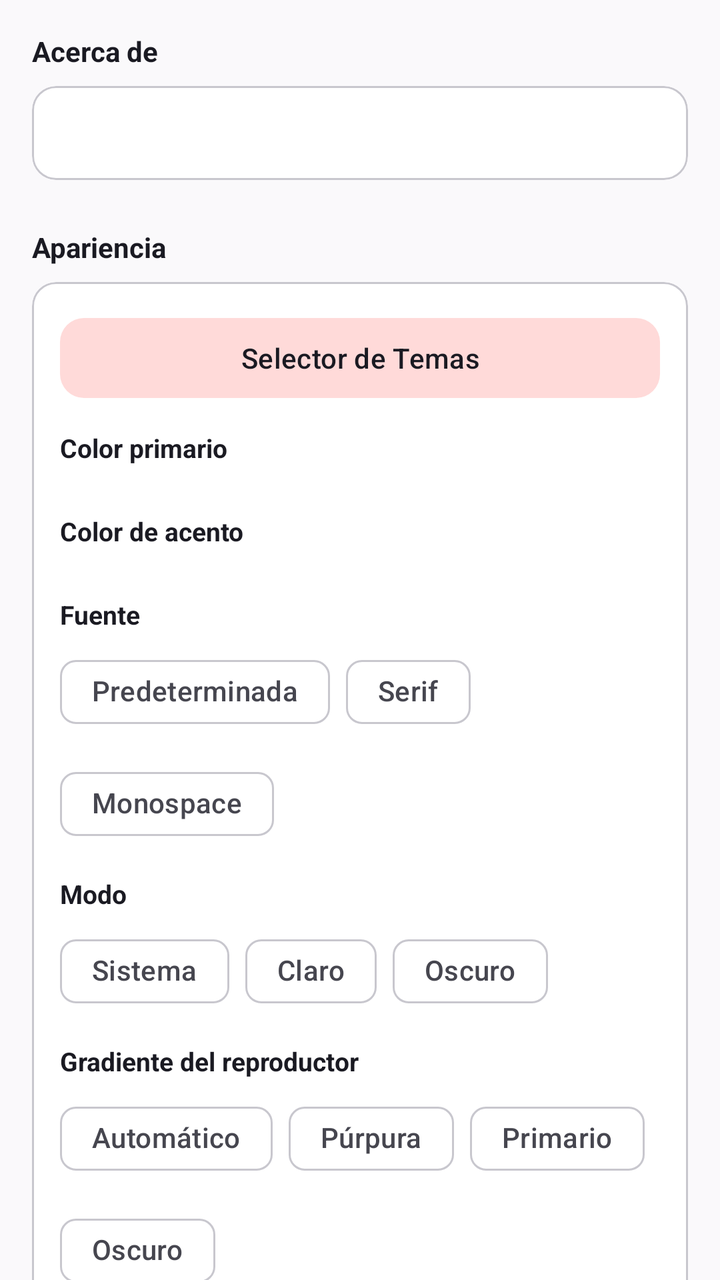
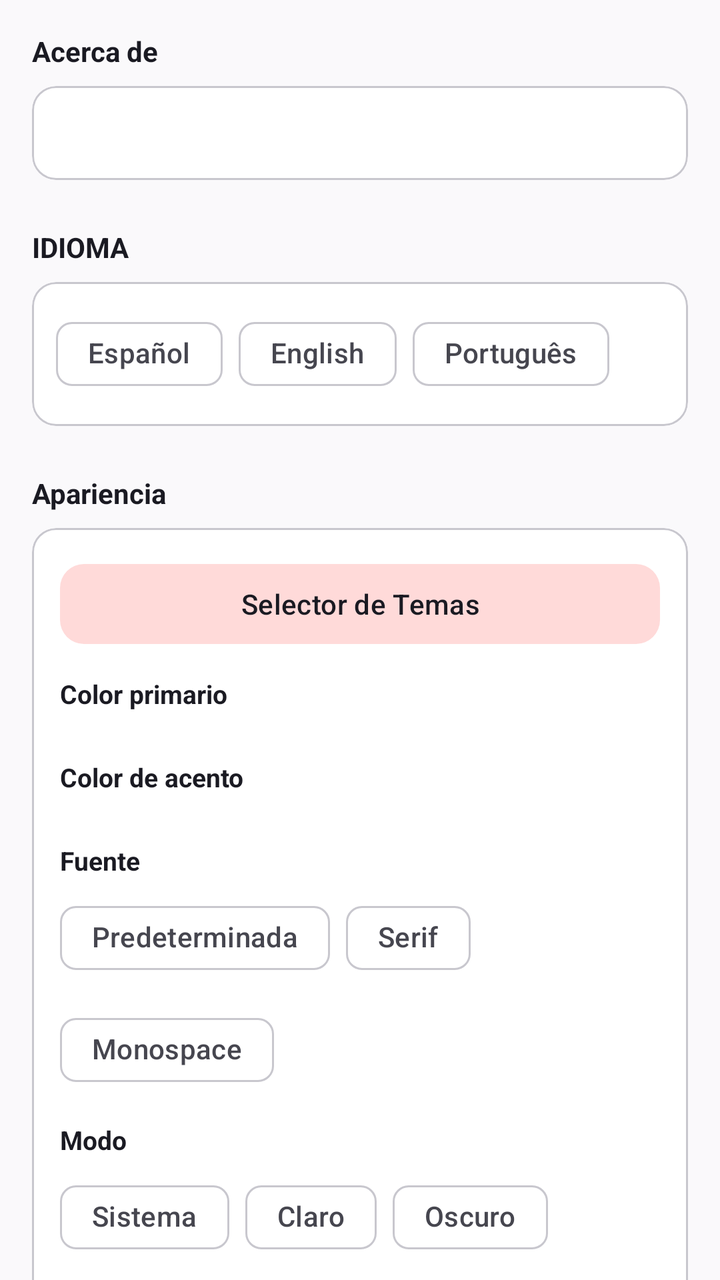

Screens rendered from an Android XML layout before and after an edit, with the pre-edit source and the edit as a unified diff.
<!-- AndroidManifest.xml: application theme Theme.MusicDownloader -->
<!-- res/layout/fragment_settings.xml -->
<?xml version="1.0" encoding="utf-8"?>
<androidx.core.widget.NestedScrollView xmlns:android="http://schemas.android.com/apk/res/android"
    xmlns:app="http://schemas.android.com/apk/res-auto"
    android:layout_width="match_parent"
    android:layout_height="match_parent"
    android:background="@color/background"
    android:padding="16dp"
    android:clipToPadding="false"
    android:fillViewport="true">

    <LinearLayout
        android:layout_width="match_parent"
        android:layout_height="wrap_content"
        android:orientation="vertical"
        android:paddingBottom="32dp">

        
        <TextView
            android:layout_width="match_parent"
            android:layout_height="wrap_content"
            android:text="@string/settings_section_about"
            android:textColor="@color/on_surface"
            android:textSize="14sp"
            android:textStyle="bold"
            android:layout_marginBottom="8dp" />

        <com.google.android.material.card.MaterialCardView
            android:layout_width="match_parent"
            android:layout_height="wrap_content"
            app:cardBackgroundColor="@color/surface"
            app:cardCornerRadius="12dp"
            app:cardElevation="0dp"
            app:strokeColor="@color/outline"
            app:strokeWidth="1dp">

            <TextView
                android:id="@+id/tv_about_version"
                android:layout_width="match_parent"
                android:layout_height="wrap_content"
                android:padding="14dp"
                android:textColor="@color/on_surface"
                android:textSize="14sp" />

        </com.google.android.material.card.MaterialCardView>

        
        <TextView
            android:layout_width="match_parent"
            android:layout_height="wrap_content"
            android:layout_marginTop="24dp"
            android:text="@string/settings_section_appearance"
            android:textColor="@color/on_surface"
            android:textSize="14sp"
            android:textStyle="bold"
            android:layout_marginBottom="8dp" />

        <com.google.android.material.card.MaterialCardView
            android:layout_width="match_parent"
            android:layout_height="wrap_content"
            app:cardBackgroundColor="@color/surface"
            app:cardCornerRadius="12dp"
            app:cardElevation="0dp"
            app:strokeColor="@color/outline"
            app:strokeWidth="1dp">

            <LinearLayout
                android:layout_width="match_parent"
                android:layout_height="wrap_content"
                android:orientation="vertical"
                android:padding="14dp">

                
                <com.google.android.material.button.MaterialButton
                    android:id="@+id/btn_select_theme"
                    style="@style/Widget.Material3.Button.TonalButton"
                    android:layout_width="match_parent"
                    android:layout_height="wrap_content"
                    android:text="@string/select_theme_button"
                    android:textColor="@color/on_surface"
                    app:cornerRadius="12dp"
                    android:layout_marginBottom="12dp" />

                
                <TextView
                    android:layout_width="match_parent"
                    android:layout_height="wrap_content"
                    android:text="@string/settings_primary_color"
                    android:textColor="@color/on_surface"
                    android:textSize="13sp"
                    android:textStyle="bold" />

                <androidx.recyclerview.widget.RecyclerView
                    android:id="@+id/rv_primary_colors"
                    android:layout_width="match_parent"
                    android:layout_height="wrap_content"
                    android:layout_marginTop="8dp"
                    android:clipToPadding="false"
                    android:nestedScrollingEnabled="false"
                    android:overScrollMode="never"
                    android:scrollbars="none" />

                
                <TextView
                    android:layout_width="match_parent"
                    android:layout_height="wrap_content"
                    android:layout_marginTop="16dp"
                    android:text="@string/settings_accent_color"
                    android:textColor="@color/on_surface"
                    android:textSize="13sp"
                    android:textStyle="bold" />

                <androidx.recyclerview.widget.RecyclerView
                    android:id="@+id/rv_accent_colors"
                    android:layout_width="match_parent"
                    android:layout_height="wrap_content"
                    android:layout_marginTop="8dp"
                    android:clipToPadding="false"
                    android:nestedScrollingEnabled="false"
                    android:overScrollMode="never"
                    android:scrollbars="none" />

                
                <TextView
                    android:layout_width="match_parent"
                    android:layout_height="wrap_content"
                    android:layout_marginTop="16dp"
                    android:text="@string/settings_font"
                    android:textColor="@color/on_surface"
                    android:textSize="13sp"
                    android:textStyle="bold" />

                <com.google.android.material.chip.ChipGroup
                    android:id="@+id/chip_group_font"
                    android:layout_width="match_parent"
                    android:layout_height="wrap_content"
                    android:layout_marginTop="6dp"
                    app:singleSelection="true"
                    app:selectionRequired="true">

                    <com.google.android.material.chip.Chip
                        android:id="@+id/chip_font_default"
                        style="@style/Widget.Material3.Chip.Filter"
                        android:layout_width="wrap_content"
                        android:layout_height="wrap_content"
                        android:text="@string/settings_font_default" />

                    <com.google.android.material.chip.Chip
                        android:id="@+id/chip_font_serif"
                        style="@style/Widget.Material3.Chip.Filter"
                        android:layout_width="wrap_content"
                        android:layout_height="wrap_content"
                        android:text="@string/settings_font_serif" />

                    <com.google.android.material.chip.Chip
                        android:id="@+id/chip_font_monospace"
                        style="@style/Widget.Material3.Chip.Filter"
                        android:layout_width="wrap_content"
                        android:layout_height="wrap_content"
                        android:text="@string/settings_font_monospace" />

                </com.google.android.material.chip.ChipGroup>

                
                <TextView
                    android:layout_width="match_parent"
                    android:layout_height="wrap_content"
                    android:layout_marginTop="12dp"
                    android:text="@string/settings_night_mode"
                    android:textColor="@color/on_surface"
                    android:textSize="13sp"
                    android:textStyle="bold" />

                <com.google.android.material.chip.ChipGroup
                    android:id="@+id/chip_group_night"
                    android:layout_width="match_parent"
                    android:layout_height="wrap_content"
                    android:layout_marginTop="6dp"
                    app:singleSelection="true"
                    app:selectionRequired="true">

                    <com.google.android.material.chip.Chip
                        android:id="@+id/chip_night_system"
                        style="@style/Widget.Material3.Chip.Filter"
                        android:layout_width="wrap_content"
                        android:layout_height="wrap_content"
                        android:text="@string/settings_night_system" />

                    <com.google.android.material.chip.Chip
                        android:id="@+id/chip_night_light"
                        style="@style/Widget.Material3.Chip.Filter"
                        android:layout_width="wrap_content"
                        android:layout_height="wrap_content"
                        android:text="@string/settings_night_light" />

                    <com.google.android.material.chip.Chip
                        android:id="@+id/chip_night_dark"
                        style="@style/Widget.Material3.Chip.Filter"
                        android:layout_width="wrap_content"
                        android:layout_height="wrap_content"
                        android:text="@string/settings_night_dark" />

                </com.google.android.material.chip.ChipGroup>

                
                <TextView
                    android:layout_width="match_parent"
                    android:layout_height="wrap_content"
                    android:layout_marginTop="12dp"
                    android:text="@string/settings_gradient"
                    android:textColor="@color/on_surface"
                    android:textSize="13sp"
                    android:textStyle="bold" />

                <com.google.android.material.chip.ChipGroup
                    android:id="@+id/chip_group_gradient"
                    android:layout_width="match_parent"
                    android:layout_height="wrap_content"
                    android:layout_marginTop="6dp"
                    app:singleSelection="true"
                    app:selectionRequired="true">

                    <com.google.android.material.chip.Chip
                        android:id="@+id/chip_gradient_auto"
                        style="@style/Widget.Material3.Chip.Filter"
                        android:layout_width="wrap_content"
                        android:layout_height="wrap_content"
                        android:text="@string/settings_gradient_auto" />

                    <com.google.android.material.chip.Chip
                        android:id="@+id/chip_gradient_static"
                        style="@style/Widget.Material3.Chip.Filter"
                        android:layout_width="wrap_content"
                        android:layout_height="wrap_content"
                        android:text="@string/settings_gradient_static" />

                    <com.google.android.material.chip.Chip
                        android:id="@+id/chip_gradient_primary"
                        style="@style/Widget.Material3.Chip.Filter"
                        android:layout_width="wrap_content"
                        android:layout_height="wrap_content"
                        android:text="@string/settings_gradient_primary" />

                    <com.google.android.material.chip.Chip
                        android:id="@+id/chip_gradient_dark"
                        style="@style/Widget.Material3.Chip.Filter"
                        android:layout_width="wrap_content"
                        android:layout_height="wrap_content"
                        android:text="@string/settings_gradient_dark" />

                </com.google.android.material.chip.ChipGroup>

            </LinearLayout>
        </com.google.android.material.card.MaterialCardView>

        
        <TextView
            android:layout_width="match_parent"
            android:layout_height="wrap_content"
            android:layout_marginTop="24dp"
            android:text="@string/settings_section_player"
            android:textColor="@color/on_surface"
            android:textSize="14sp"
            android:textStyle="bold"
            android:layout_marginBottom="8dp" />

        <com.google.android.material.card.MaterialCardView
            android:layout_width="match_parent"
            android:layout_height="wrap_content"
            app:cardBackgroundColor="@color/surface"
            app:cardCornerRadius="12dp"
            app:cardElevation="0dp"
            app:strokeColor="@color/outline"
            app:strokeWidth="1dp">

            <LinearLayout
                android:layout_width="match_parent"
                android:layout_height="wrap_content"
                android:orientation="vertical"
                android:padding="14dp">

                
                <TextView
                    android:layout_width="match_parent"
                    android:layout_height="wrap_content"
                    android:text="@string/settings_player_layout"
                    android:textColor="@color/on_surface"
                    android:textSize="13sp"
                    android:textStyle="bold" />

                <com.google.android.material.chip.ChipGroup
                    android:id="@+id/chip_group_player_layout"
                    android:layout_width="match_parent"
                    android:layout_height="wrap_content"
                    android:layout_marginTop="6dp"
                    app:singleSelection="true"
                    app:selectionRequired="true">

                    <com.google.android.material.chip.Chip
                        android:id="@+id/chip_layout_classic"
                        style="@style/Widget.Material3.Chip.Filter"
                        android:layout_width="wrap_content"
                        android:layout_height="wrap_content"
                        android:text="@string/settings_player_layout_classic" />

                    <com.google.android.material.chip.Chip
                        android:id="@+id/chip_layout_compact"
                        style="@style/Widget.Material3.Chip.Filter"
                        android:layout_width="wrap_content"
                        android:layout_height="wrap_content"
                        android:text="@string/settings_player_layout_compact" />

                    <com.google.android.material.chip.Chip
                        android:id="@+id/chip_layout_vinyl"
                        style="@style/Widget.Material3.Chip.Filter"
                        android:layout_width="wrap_content"
                        android:layout_height="wrap_content"
                        android:text="@string/settings_player_layout_vinyl" />

                </com.google.android.material.chip.ChipGroup>

                
                <TextView
                    android:layout_width="match_parent"
                    android:layout_height="wrap_content"
                    android:layout_marginTop="12dp"
                    android:text="@string/settings_icon_pack"
                    android:textColor="@color/on_surface"
                    android:textSize="13sp"
                    android:textStyle="bold" />

                <com.google.android.material.chip.ChipGroup
                    android:id="@+id/chip_group_icon_pack"
                    android:layout_width="match_parent"
                    android:layout_height="wrap_content"
                    android:layout_marginTop="6dp"
                    app:singleSelection="true"
                    app:selectionRequired="true">

                    <com.google.android.material.chip.Chip
                        android:id="@+id/chip_icon_material"
                        style="@style/Widget.Material3.Chip.Filter"
                        android:layout_width="wrap_content"
                        android:layout_height="wrap_content"
                        android:text="@string/settings_icon_pack_default" />

                    <com.google.android.material.chip.Chip
                        android:id="@+id/chip_icon_outline"
                        style="@style/Widget.Material3.Chip.Filter"
                        android:layout_width="wrap_content"
                        android:layout_height="wrap_content"
                        android:text="@string/settings_icon_pack_outline" />

                    <com.google.android.material.chip.Chip
                        android:id="@+id/chip_icon_filled"
                        style="@style/Widget.Material3.Chip.Filter"
                        android:layout_width="wrap_content"
                        android:layout_height="wrap_content"
                        android:text="@string/settings_icon_pack_filled" />

                    <com.google.android.material.chip.Chip
                        android:id="@+id/chip_icon_minimal"
                        style="@style/Widget.Material3.Chip.Filter"
                        android:layout_width="wrap_content"
                        android:layout_height="wrap_content"
                        android:text="@string/settings_icon_pack_mainstage" />

                    <com.google.android.material.chip.Chip
                        android:id="@+id/chip_icon_bold"
                        style="@style/Widget.Material3.Chip.Filter"
                        android:layout_width="wrap_content"
                        android:layout_height="wrap_content"
                        android:text="@string/settings_icon_pack_darknova" />

                    <com.google.android.material.chip.Chip
                        android:id="@+id/chip_icon_neon"
                        style="@style/Widget.Material3.Chip.Filter"
                        android:layout_width="wrap_content"
                        android:layout_height="wrap_content"
                        android:text="@string/settings_icon_pack_mononoki" />

                    <com.google.android.material.chip.Chip
                        android:id="@+id/chip_icon_boowop"
                        style="@style/Widget.Material3.Chip.Filter"
                        android:layout_width="wrap_content"
                        android:layout_height="wrap_content"
                        android:text="@string/settings_icon_pack_boowop" />

                </com.google.android.material.chip.ChipGroup>

            </LinearLayout>
        </com.google.android.material.card.MaterialCardView>

        
        <TextView
            android:layout_width="match_parent"
            android:layout_height="wrap_content"
            android:layout_marginTop="24dp"
            android:text="@string/settings_section_downloads"
            android:textColor="@color/on_surface"
            android:textSize="14sp"
            android:textStyle="bold"
            android:layout_marginBottom="8dp" />

        <com.google.android.material.card.MaterialCardView
            android:layout_width="match_parent"
            android:layout_height="wrap_content"
            app:cardBackgroundColor="@color/surface"
            app:cardCornerRadius="12dp"
            app:cardElevation="0dp"
            app:strokeColor="@color/outline"
            app:strokeWidth="1dp">

            <LinearLayout
                android:layout_width="match_parent"
                android:layout_height="wrap_content"
                android:orientation="vertical"
                android:padding="14dp">

                <TextView
                    android:layout_width="wrap_content"
                    android:layout_height="wrap_content"
                    android:text="@string/folder_pattern_tokens_title"
                    android:textColor="@color/on_surface"
                    android:textSize="13sp"
                    android:textStyle="bold" />

                <androidx.recyclerview.widget.RecyclerView
                    android:id="@+id/rv_token_bank"
                    android:layout_width="match_parent"
                    android:layout_height="wrap_content"
                    android:layout_marginTop="10dp"
                    android:clipToPadding="false"
                    android:nestedScrollingEnabled="false"
                    android:overScrollMode="never"
                    android:paddingStart="2dp"
                    android:paddingEnd="2dp"
                    android:scrollbars="none" />

                <TextView
                    android:layout_width="wrap_content"
                    android:layout_height="wrap_content"
                    android:layout_marginTop="14dp"
                    android:text="@string/folder_pattern_builder_title"
                    android:textColor="@color/on_surface"
                    android:textSize="13sp"
                    android:textStyle="bold" />

                <com.google.android.material.card.MaterialCardView
                    android:id="@+id/card_pattern_drop"
                    android:layout_width="match_parent"
                    android:layout_height="wrap_content"
                    android:layout_marginTop="8dp"
                    app:cardBackgroundColor="@color/cards"
                    app:cardCornerRadius="10dp"
                    app:cardElevation="0dp"
                    app:strokeColor="@color/outline"
                    app:strokeWidth="1dp">

                    <LinearLayout
                        android:layout_width="match_parent"
                        android:layout_height="wrap_content"
                        android:orientation="vertical"
                        android:padding="10dp">

                        <TextView
                            android:id="@+id/tv_builder_hint"
                            android:layout_width="match_parent"
                            android:layout_height="wrap_content"
                            android:text="@string/folder_pattern_builder_hint"
                            android:textColor="@color/text_secondary"
                            android:textSize="12sp" />

                        <androidx.recyclerview.widget.RecyclerView
                            android:id="@+id/rv_pattern_builder"
                            android:layout_width="match_parent"
                            android:layout_height="wrap_content"
                            android:layout_marginTop="8dp"
                            android:clipToPadding="false"
                            android:nestedScrollingEnabled="false"
                            android:overScrollMode="never"
                            android:scrollbars="none" />

                    </LinearLayout>

                </com.google.android.material.card.MaterialCardView>

                <TextView
                    android:layout_width="wrap_content"
                    android:layout_height="wrap_content"
                    android:layout_marginTop="12dp"
                    android:text="@string/folder_pattern_placeholder_title"
                    android:textColor="@color/on_surface"
                    android:textSize="13sp"
                    android:textStyle="bold" />

                <com.google.android.material.card.MaterialCardView
                    android:layout_width="match_parent"
                    android:layout_height="wrap_content"
                    android:layout_marginTop="6dp"
                    app:cardBackgroundColor="@color/cards"
                    app:cardCornerRadius="10dp"
                    app:cardElevation="0dp"
                    app:strokeColor="@color/outline"
                    app:strokeWidth="1dp">

                    <TextView
                        android:id="@+id/tv_preview"
                        android:layout_width="match_parent"
                        android:layout_height="wrap_content"
                        android:fontFamily="monospace"
                        android:padding="12dp"
                        android:textColor="@color/text_secondary"
                        android:textSize="12sp" />

                </com.google.android.material.card.MaterialCardView>

                <TextView
                    android:layout_width="match_parent"
                    android:layout_height="wrap_content"
                    android:layout_marginTop="10dp"
                    android:text="@string/folder_pattern_placeholders"
                    android:textColor="@color/text_secondary"
                    android:textSize="12sp" />

                <LinearLayout
                    android:layout_width="match_parent"
                    android:layout_height="wrap_content"
                    android:layout_marginTop="14dp"
                    android:orientation="horizontal">

                    <com.google.android.material.button.MaterialButton
                        android:id="@+id/btn_reset"
                        style="@style/Widget.Material3.Button.TextButton"
                        android:layout_width="0dp"
                        android:layout_height="wrap_content"
                        android:layout_weight="1"
                        android:text="@string/folder_pattern_reset"
                        android:textColor="@color/text_secondary" />

                    <com.google.android.material.button.MaterialButton
                        android:id="@+id/btn_save"
                        android:layout_width="0dp"
                        android:layout_height="wrap_content"
                        android:layout_marginStart="12dp"
                        android:layout_weight="1"
                        android:text="@string/folder_pattern_save"
                        app:cornerRadius="12dp" />

                </LinearLayout>

            </LinearLayout>
        </com.google.android.material.card.MaterialCardView>

    </LinearLayout>
</androidx.core.widget.NestedScrollView>
<!-- resources referenced by this layout -->
<resources>
  <color name="background">#FAF9FB</color>
  <color name="cards">#F3F2F7</color>
  <color name="on_surface">#1A1A22</color>
  <color name="outline">#C8C7CE</color>
  <color name="surface">#FFFFFF</color>
  <color name="text_secondary">#5F5F6E</color>
  <string name="folder_pattern_builder_hint">Soltá acá los tokens para armar el patrón</string>
  <string name="folder_pattern_builder_title">Tu patrón</string>
  <string name="folder_pattern_placeholder_title">Vista previa</string>
  <string name="folder_pattern_placeholders">Placeholders disponibles: {Artist} {Album} {Title} {Track} {Year} {Genre} {ArtistInitial}</string>
  <string name="folder_pattern_reset">Restablecer</string>
  <string name="folder_pattern_save">Guardar</string>
  <string name="folder_pattern_tokens_title">Tokens disponibles (mantené presionado para arrastrar)</string>
  <string name="select_theme_button">Selector de Temas</string>
  <string name="settings_accent_color">Color de acento</string>
  <string name="settings_font">Fuente</string>
  <string name="settings_font_default">Predeterminada</string>
  <string name="settings_font_monospace">Monospace</string>
  <string name="settings_font_serif">Serif</string>
  <string name="settings_gradient">Gradiente del reproductor</string>
  <string name="settings_gradient_auto">Automático</string>
  <string name="settings_gradient_dark">Oscuro</string>
  <string name="settings_gradient_primary">Primario</string>
  <string name="settings_gradient_static">Púrpura</string>
  <string name="settings_icon_pack">Pack de iconos</string>
  <string name="settings_icon_pack_boowop">BooWop</string>
  <string name="settings_icon_pack_darknova">DarkNova</string>
  <string name="settings_icon_pack_default">Material</string>
  <string name="settings_icon_pack_filled">Filled</string>
  <string name="settings_icon_pack_mainstage">Mainstage</string>
  <string name="settings_icon_pack_mononoki">Mononoki</string>
  <string name="settings_icon_pack_outline">Outline</string>
  <string name="settings_night_dark">Oscuro</string>
  <string name="settings_night_light">Claro</string>
  <string name="settings_night_mode">Modo</string>
  <string name="settings_night_system">Sistema</string>
  <string name="settings_player_layout">Estilo del reproductor</string>
  <string name="settings_player_layout_classic">Clásico</string>
  <string name="settings_player_layout_compact">Compacto</string>
  <string name="settings_player_layout_vinyl">Vinilo</string>
  <string name="settings_primary_color">Color primario</string>
  <string name="settings_section_about">Acerca de</string>
  <string name="settings_section_appearance">Apariencia</string>
  <string name="settings_section_downloads">Descargas</string>
  <string name="settings_section_player">Reproductor</string>
  <color name="primary">#9D35FF</color>
  <color name="on_primary">#FFFFFF</color>
  <color name="primary_container">#EADDFF</color>
  <color name="on_primary_container">#21005E</color>
  <color name="secondary">#FF304F</color>
  <color name="on_secondary">#FFFFFF</color>
  <color name="secondary_container">#FFDAD9</color>
  <color name="on_secondary_container">#410008</color>
  <color name="surface_variant">#E4E3EA</color>
  <color name="on_surface_variant">#46464F</color>
  <color name="surface_low">#F0EFF5</color>
  <color name="surface_high">#E8E7ED</color>
  <!-- unchanged entries left out for length: 1 -->
</resources>

<!-- the commit's change to res/layout/fragment_settings.xml (unified diff, before → after) -->
@@ -48,6 +48,59 @@
             android:layout_width="match_parent"
             android:layout_height="wrap_content"
             android:layout_marginTop="24dp"
+            android:text="@string/settings_section_language"
+            android:textColor="@color/on_surface"
+            android:textSize="14sp"
+            android:textStyle="bold"
+            android:layout_marginBottom="8dp" />
+
+        <com.google.android.material.card.MaterialCardView
+            android:layout_width="match_parent"
+            android:layout_height="wrap_content"
+            app:cardBackgroundColor="@color/surface"
+            app:cardCornerRadius="12dp"
+            app:cardElevation="0dp"
+            app:strokeColor="@color/outline"
+            app:strokeWidth="1dp">
+
+            <com.google.android.material.chip.ChipGroup
+                android:id="@+id/chip_group_language"
+                android:layout_width="match_parent"
+                android:layout_height="wrap_content"
+                android:padding="12dp"
+                app:singleSelection="true"
+                app:selectionRequired="true">
+
+                <com.google.android.material.chip.Chip
+                    android:id="@+id/chip_lang_es"
+                    style="@style/Widget.Material3.Chip.Filter"
+                    android:layout_width="wrap_content"
+                    android:layout_height="wrap_content"
+                    android:text="Español" />
+
+                <com.google.android.material.chip.Chip
+                    android:id="@+id/chip_lang_en"
+                    style="@style/Widget.Material3.Chip.Filter"
+                    android:layout_width="wrap_content"
+                    android:layout_height="wrap_content"
+                    android:text="English" />
+
+                <com.google.android.material.chip.Chip
+                    android:id="@+id/chip_lang_pt"
+                    style="@style/Widget.Material3.Chip.Filter"
+                    android:layout_width="wrap_content"
+                    android:layout_height="wrap_content"
+                    android:text="Português" />
+
+            </com.google.android.material.chip.ChipGroup>
+
+        </com.google.android.material.card.MaterialCardView>
+
+        
+        <TextView
+            android:layout_width="match_parent"
+            android:layout_height="wrap_content"
+            android:layout_marginTop="24dp"
             android:text="@string/settings_section_appearance"
             android:textColor="@color/on_surface"
             android:textSize="14sp"
<!-- resource entries referenced after the edit -->
@@ -44,6 +44,7 @@
   <string name="settings_section_about">Acerca de</string>
   <string name="settings_section_appearance">Apariencia</string>
   <string name="settings_section_downloads">Descargas</string>
+  <string name="settings_section_language">IDIOMA</string>
   <string name="settings_section_player">Reproductor</string>
   <color name="primary">#9D35FF</color>
   <color name="on_primary">#FFFFFF</color>
